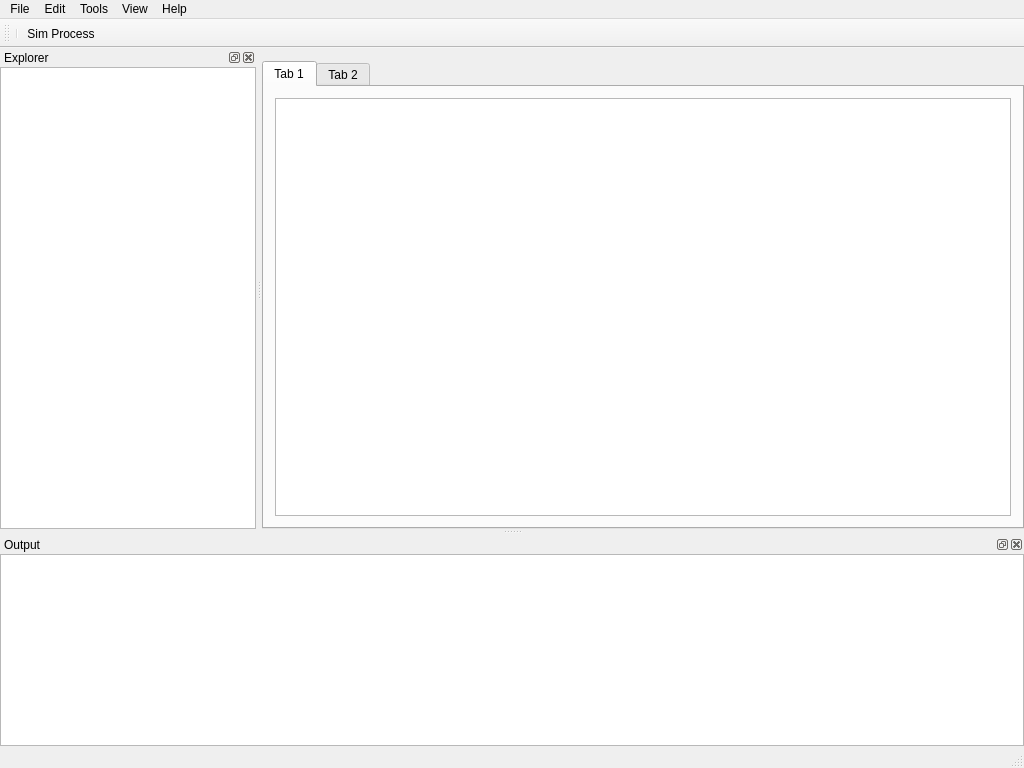
GAMS-dev/studio, file src/gamside.ui: the form before one commit.
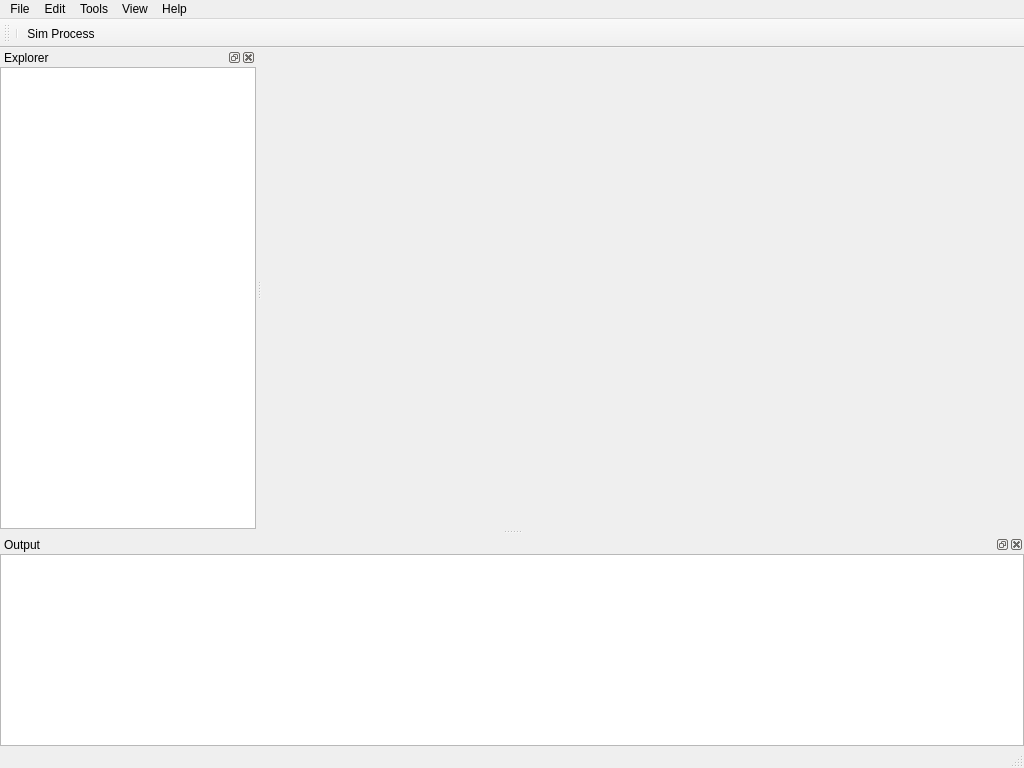
The form after the commit. The open tabs and pages were chosen to show the change. Icons and pictures are not drawn.

Commit message:
replaced default tabs with welcome page and simple editor tab
made tabs removable
added button to open welcome page

What changed in the file:
```diff
--- a/src/gamside.ui
+++ b/src/gamside.ui
@@ -58,27 +58,18 @@
         <property name="currentIndex">
          <number>1</number>
         </property>
-        <widget class="QWidget" name="tab1">
-         <attribute name="title">
-          <string>Tab 1</string>
-         </attribute>
-         <layout class="QGridLayout" name="gridLayout_3">
-          <item row="0" column="0">
-           <widget class="QTextEdit" name="textEdit_2">
-            <property name="font">
-             <font>
-              <family>Source Code Pro</family>
-             </font>
-            </property>
-           </widget>
-          </item>
-         </layout>
-        </widget>
-        <widget class="QWidget" name="tab2">
-         <attribute name="title">
-          <string>Tab 2</string>
-         </attribute>
-        </widget>
+        <property name="documentMode">
+         <bool>true</bool>
+        </property>
+        <property name="tabsClosable">
+         <bool>true</bool>
+        </property>
+        <property name="movable">
+         <bool>true</bool>
+        </property>
+        <property name="tabBarAutoHide">
+         <bool>true</bool>
+        </property>
        </widget>
       </item>
      </layout>
```
Left out of the diff: 19 changed lines with no effect on the pictures. The commit also changes 2 other files.
